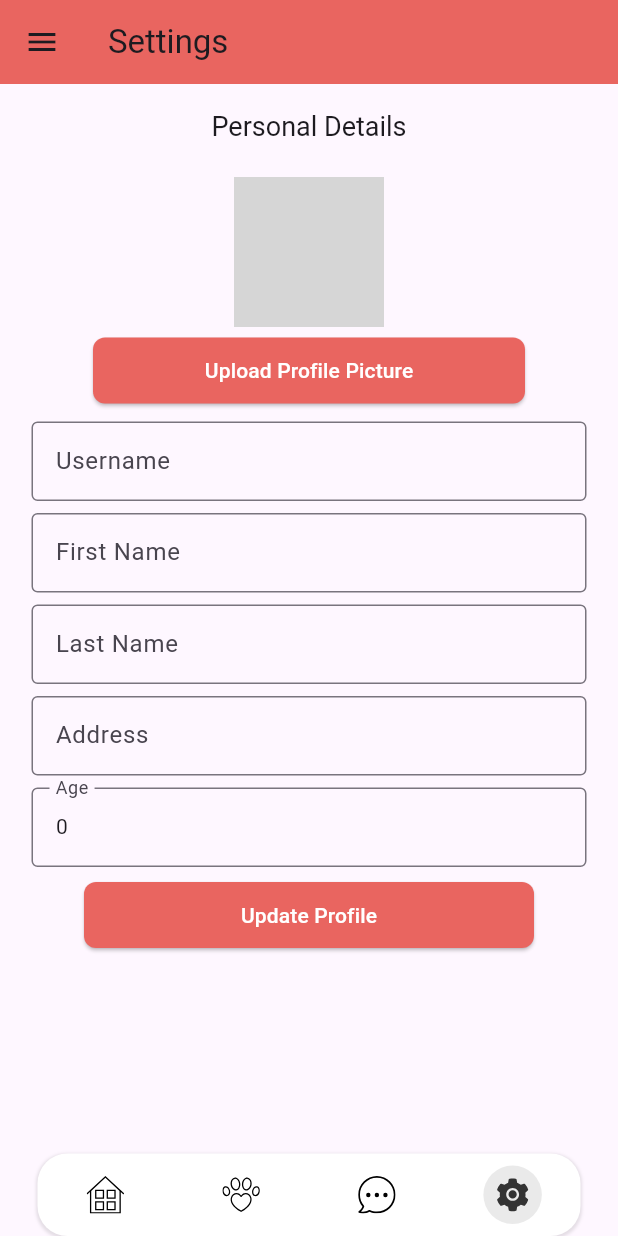
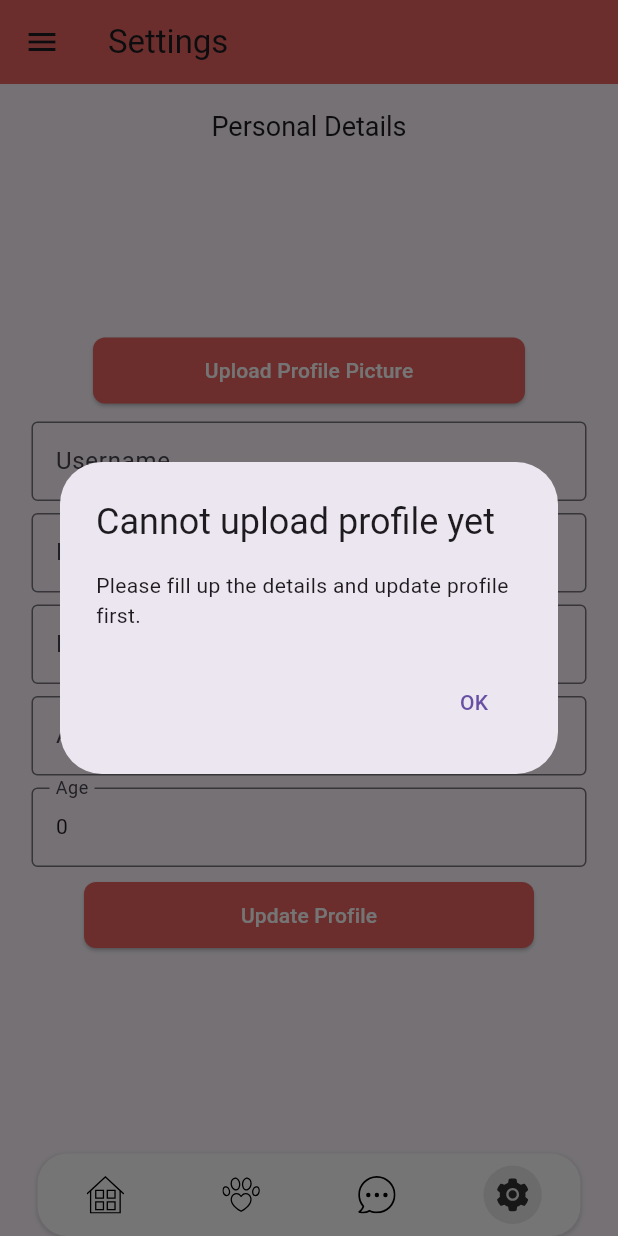
Before and after one commit to Dikitanan/Haciendog_AdoptionApp, a Flutter app: the screen it shows once a user with an empty profile is signed in, item 4 of the bottom bar chosen, after a tap on "Upload Profile Picture", on a phone screen of 412 x 824 dp. Run offline on Flutter 3.47's test engine with Material 3 defaults, Android fonts, the phone set to English and light mode, and no system bars; our stand-ins replace animated_text_kit, cached_network_image, carousel_slider, cloud_firestore, file_picker, firebase_auth and 8 more; accounts and stored records are empty; network calls fail; grey boxes are pictures that could not be loaded.

```diff
--- a/lib/admin/admin_home_widgets/admin_donations.dart
+++ b/lib/admin/admin_home_widgets/admin_donations.dart
@@ -175,13 +175,13 @@ class _AdminDonationsState extends State<AdminDonations> {
                             'description':
                                 'Thank you $name for donating in our Shelter!',
                             'imageURL':
-                                'https://firebasestorage.googleapis.com/v0/b/mads-df824.appspot.com/o/thank_you_donation.jpg?alt=media&token=c457ecd4-275d-4517-986d-42c3997ba988', // Using proofOfDonation as imageURL
+                                'https://firebasestorage.googleapis.com/v0/b/mads-df824.appspot.com/o/thank_you_donation.jpg?alt=media&token=9c04c165-9260-4de3-9f8d-297474ccb7a5', // Using proofOfDonation as imageURL
                             'createdAt': FieldValue.serverTimestamp(),
                             'heartCount': 0,
                             'commentCount': 0,
                             'userEmail': email,
                             'profilePicture':
-                                'https://firebasestorage.googleapis.com/v0/b/mads-df824.appspot.com/o/adminpic.jpg?alt=media&token=0690002b-83e0-49c1-8c43-c55336b5bde0',
+                                'https://firebasestorage.googleapis.com/v0/b/mads-df824.appspot.com/o/adminpic.jpg?alt=media&token=0fef831c-2c4e-4f4a-9979-e6fb5de3ef02',
                             'username': 'Donation Bot',
                           });
 
--- a/lib/admin/admin_home_widgets/admin_messages.dart
+++ b/lib/admin/admin_home_widgets/admin_messages.dart
@@ -241,7 +241,7 @@ class _AdminSideMessageState extends State<AdminSideMessage> {
                 Container(
                   padding: EdgeInsets.all(8.0),
                   child: Text(
-                    selectedUser ?? "Loading...",
+                    selectedUser ?? "",
                     style: TextStyle(
                       fontWeight: FontWeight.bold,
                       fontSize: 16,
--- a/lib/screens/user_settings_page/personalDetails.dart
+++ b/lib/screens/user_settings_page/personalDetails.dart
@@ -2,9 +2,7 @@ import 'package:flutter/material.dart';
 import 'package:firebase_auth/firebase_auth.dart';
 import 'package:cloud_firestore/cloud_firestore.dart';
 import 'package:firebase_storage/firebase_storage.dart' as firebase_storage;
-import 'package:fluttertoast/fluttertoast.dart';
 import 'dart:typed_data';
-
 import 'package:image_picker/image_picker.dart';
 
 class PersonalDetailsPage extends StatefulWidget {
@@ -70,6 +68,28 @@ class _PersonalDetailsPageState extends State<PersonalDetailsPage> {
   }
 
   Future<void> uploadProfilePicture() async {
+    if (!areProfileDetailsFilled()) {
+      showDialog(
+        context: context,
+        builder: (BuildContext context) {
+          return AlertDialog(
+            title: Text('Cannot upload profile yet'),
+            content:
+                Text('Please fill up the details and update profile first.'),
+            actions: <Widget>[
+              TextButton(
+                onPressed: () {
+                  Navigator.of(context).pop();
+                },
+                child: Text('OK'),
+              ),
+            ],
+          );
+        },
+      );
+      return;
+    }
+
     final picker = ImagePicker();
     final pickedFile = await picker.getImage(source: ImageSource.gallery);
     if (pickedFile != null) {
@@ -92,6 +112,14 @@ class _PersonalDetailsPageState extends State<PersonalDetailsPage> {
         });
       }
     }
+  }
+
+  bool areProfileDetailsFilled() {
+    return usernameController.text.isNotEmpty &&
+        firstNameController.text.isNotEmpty &&
+        lastNameController.text.isNotEmpty &&
+        addressController.text.isNotEmpty &&
+        ageController.text.isNotEmpty;
   }
 
   Future<void> updateProfilePicture(String downloadUrl) async {
--- a/lib/widgets/pet_item.dart
+++ b/lib/widgets/pet_item.dart
@@ -105,6 +105,9 @@ class _PetItemState extends State<PetItem> {
     }
 
     List<DocumentSnapshot> pets = snapshot.docs.toList();
+
+    // Filter out pets with status "Adopted"
+    pets = pets.where((pet) => pet['Status'] != 'Adopted').toList();
 
     // Shuffle the list initially
     pets.shuffle();
```
Also changed, not shown: lib/admin/admin_home_widgets/adoption_request.dart (+61 -3 lines), lib/screens/screens.dart/petdetails.dart (+8 -2 lines), lib/screens/screens.dart/petlistpage.dart (+9 -1 lines).
